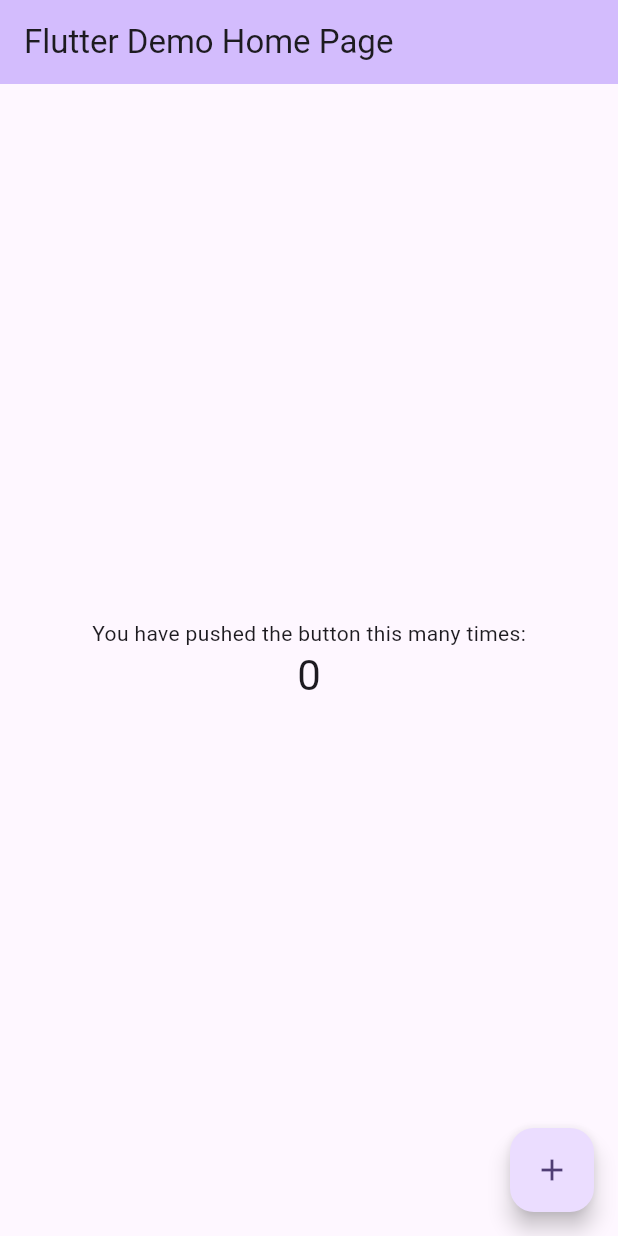
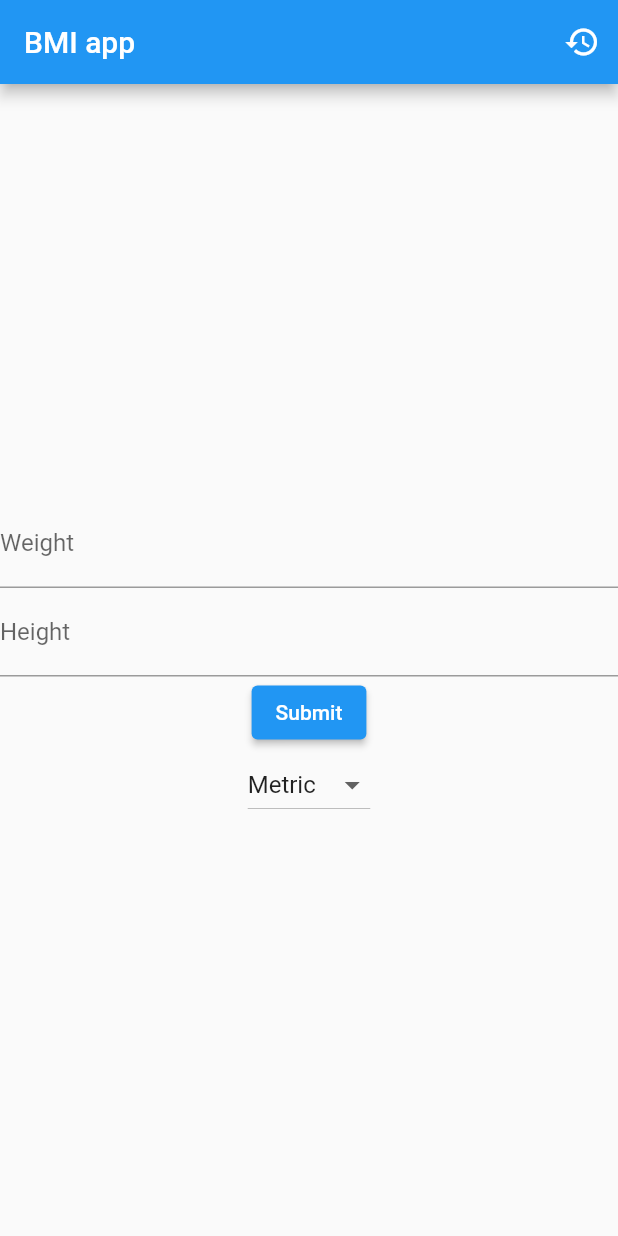
Before and after one commit to sunba23/bmi, a Flutter app: the screen it shows after launch, on a phone screen of 412 x 824 dp. Run offline on Flutter 3.47's test engine with Material 2 defaults, Android fonts, the phone set to English and light mode, and no system bars; our stand-ins replace shared_preferences.

Commit message:
main app logic

```diff
--- /dev/null
+++ b/lib/bmi_form.dart
@@ -0,0 +1,136 @@
+import 'package:flutter/material.dart';
+import 'package:shared_preferences/shared_preferences.dart';
+import 'package:app/bmi_history_object.dart';
+
+class MyCustomForm extends StatefulWidget {
+  const MyCustomForm({super.key, required this.unitSystem});
+
+  final String unitSystem;
+
+  @override
+  MyCustomFormState createState() {
+    return MyCustomFormState();
+  }
+}
+
+class MyCustomFormState extends State<MyCustomForm> {
+
+  final _formKey = GlobalKey<FormState>();
+  final weightController = TextEditingController();
+  final heightController = TextEditingController();
+
+  Future<void> onFormPressed() async {
+    if (_formKey.currentState!.validate()) {
+      ScaffoldMessenger.of(context)
+        .showSnackBar(const SnackBar(
+          content: Text('Processing Data'),
+          duration: Duration(seconds: 1),
+      ));
+    } else {
+      return;
+    }
+
+    print("1");
+    //get the weight and height from the form
+    double weight = double.parse(weightController.text);
+    double height = double.parse(heightController.text);
+
+    print("2");
+    //save the weight and height to shared preferences
+    // SharedPreferences.getInstance().then((prefs) {
+    //   prefs.setDouble('weight', weight);
+    //   prefs.setDouble('height', height);
+    // });
+
+    final SharedPreferences prefs = await SharedPreferences.getInstance();
+    await prefs.setDouble('weight', weight);
+    await prefs.setDouble('height', height);
+
+    print("3");
+    //convert imperial to metric and calculate bmi
+    if (widget.unitSystem == 'imperial') {
+      weight = 0.453592 * weight; // lbs to kg
+      height = 2.54 * height; // in to cm
+    }
+    double result = weight / ((height / 100) * (height / 100));
+
+    print("4");
+    //create a BmiHistoryObject and use its jsonify method
+    BmiHistoryObject historyObject = BmiHistoryObject(
+      weight: weight,
+      height: height,
+      result: result,
+      date: DateTime.now().toString(),
+      system: widget.unitSystem,
+    );
+    String jsonifiedHistoryObject = historyObject.jsonify();
+
+    print("5");
+    //save the json string to shared preferences
+    SharedPreferences.getInstance().then((prefs) {
+      List<String>? history = prefs.getStringList('history');
+      history ??= [];
+      history.add(jsonifiedHistoryObject);
+      prefs.setStringList('history', history);
+    });
+
+    //print the history from shared prefs
+    SharedPreferences.getInstance().then((prefs) {
+      List<String>? history = prefs.getStringList('history');
+      print("history is");
+      print(history);
+    });
+
+    print("6");
+    // display the result
+    displayResult(result);
+  }
+
+  void displayResult(double result) {
+    String resultString = result.toStringAsFixed(2);
+    // return Text('Your BMI is $resultString');
+    ScaffoldMessenger.of(context)
+        .showSnackBar(SnackBar(content: Text(resultString)));
+  }
+
+  @override
+  Widget build(BuildContext context) {
+    return Form(
+      key: _formKey,
+      child: Column(
+        children: <Widget>[
+          TextFormField(
+            controller: weightController,
+            decoration: const InputDecoration(
+              border: UnderlineInputBorder(),
+              labelText: 'Weight',
+            ),
+            validator: (value) {
+              if (value == null || value.isEmpty || double.tryParse(value) == null) {
+                return 'Please enter a valid weight';
+              }
+              return null;
+            },
+          ),
+          TextFormField(
+            controller: heightController,
+            decoration: const InputDecoration(
+              border: UnderlineInputBorder(),
+              labelText: 'Height',
+            ),
+            validator: (value) {
+              if (value == null || value.isEmpty || double.tryParse(value) == null) {
+                return 'Please enter a valid height';
+              }
+              return null;
+            },
+          ),
+          ElevatedButton(
+            onPressed: onFormPressed,
+            child: const Text('Submit'),
+          ),
+        ],
+      ),
+    );
+  }
+}
--- /dev/null
+++ b/lib/bmi_history_object.dart
@@ -0,0 +1,32 @@
+import 'dart:convert';
+
+class BmiHistoryObject {
+  final String date;
+  final double weight;
+  final double height;
+  final double result;
+  final String system;
+
+  const BmiHistoryObject({
+    required this.date,
+    required this.weight,
+    required this.height,
+    required this.result,
+    required this.system,
+  });
+
+  factory BmiHistoryObject.fromJson(String jsonString) {
+    Map<String, dynamic> map = json.decode(jsonString);
+    return BmiHistoryObject(
+      date: map['date'],
+      weight: map['weight'],
+      height: map['height'],
+      result: double.parse(map['result']),
+      system: map['system'],
+    );
+  }
+
+  String jsonify() {
+    return '{"date": "$date", "weight": $weight, "height": $height, "result": "$result", "system": "$system"}';
+  }
+}
--- /dev/null
+++ b/lib/bmi_history_widget.dart
@@ -0,0 +1,16 @@
+import 'package:flutter/material.dart';
+import 'package:app/bmi_history_object.dart';
+
+Widget bmiHistoryWidget(BmiHistoryObject bmiHistoryObject) {
+  return Padding(
+    padding: const EdgeInsets.all(8.0),
+    child: Card(
+      child: ListTile(
+        title: Text(bmiHistoryObject.date),
+        subtitle: bmiHistoryObject.system == 'metric' ?
+            Text('Weight: ${bmiHistoryObject.weight} kg, Height: ${bmiHistoryObject.height} cm, Result: ${bmiHistoryObject.result}')
+          : Text('Weight: ${bmiHistoryObject.weight} lbs, Height: ${bmiHistoryObject.height} in, Result: ${bmiHistoryObject.result}'),
+      ),
+    ),
+  );
+}
--- a/lib/main.dart
+++ b/lib/main.dart
@@ -1,125 +1,24 @@
+import 'package:app/pages/history_page.dart';
+import 'package:app/pages/home_page.dart';
 import 'package:flutter/material.dart';
 
-void main() {
+void main() async {
+  WidgetsFlutterBinding.ensureInitialized();
   runApp(const MyApp());
 }
 
 class MyApp extends StatelessWidget {
   const MyApp({super.key});
 
-  // This widget is the root of your application.
   @override
   Widget build(BuildContext context) {
     return MaterialApp(
-      title: 'Flutter Demo',
-      theme: ThemeData(
-        // This is the theme of your application.
-        //
-        // TRY THIS: Try running your application with "flutter run". You'll see
-        // the application has a blue toolbar. Then, without quitting the app,
-        // try changing the seedColor in the colorScheme below to Colors.green
-        // and then invoke "hot reload" (save your changes or press the "hot
-        // reload" button in a Flutter-supported IDE, or press "r" if you used
-        // the command line to start the app).
-        //
-        // Notice that the counter didn't reset back to zero; the application
-        // state is not lost during the reload. To reset the state, use hot
-        // restart instead.
-        //
-        // This works for code too, not just values: Most code changes can be
-        // tested with just a hot reload.
-        colorScheme: ColorScheme.fromSeed(seedColor: Colors.deepPurple),
-        useMaterial3: true,
-      ),
-      home: const MyHomePage(title: 'Flutter Demo Home Page'),
+      title: 'BMI app',
+      debugShowCheckedModeBanner: false,
+      home: const MyHomePage(title: 'BMI app'),
+      routes: {
+        '/history': (context) => const HistoryPage(title: 'History page'),
+      },
     );
   }
 }
-
-class MyHomePage extends StatefulWidget {
-  const MyHomePage({super.key, required this.title});
-
-  // This widget is the home page of your application. It is stateful, meaning
-  // that it has a State object (defined below) that contains fields that affect
-  // how it looks.
-
-  // This class is the configuration for the state. It holds the values (in this
-  // case the title) provided by the parent (in this case the App widget) and
-  // used by the build method of the State. Fields in a Widget subclass are
-  // always marked "final".
-
-  final String title;
-
-  @override
-  State<MyHomePage> createState() => _MyHomePageState();
-}
-
-class _MyHomePageState extends State<MyHomePage> {
-  int _counter = 0;
-
-  void _incrementCounter() {
-    setState(() {
-      // This call to setState tells the Flutter framework that something has
-      // changed in this State, which causes it to rerun the build method below
-      // so that the display can reflect the updated values. If we changed
-      // _counter without calling setState(), then the build method would not be
-      // called again, and so nothing would appear to happen.
-      _counter++;
-    });
-  }
-
-  @override
-  Widget build(BuildContext context) {
-    // This method is rerun every time setState is called, for instance as done
-    // by the _incrementCounter method above.
-    //
-    // The Flutter framework has been optimized to make rerunning build methods
-    // fast, so that you can just rebuild anything that needs updating rather
-    // than having to individually change instances of widgets.
-    return Scaffold(
-      appBar: AppBar(
-        // TRY THIS: Try changing the color here to a specific color (to
-        // Colors.amber, perhaps?) and trigger a hot reload to see the AppBar
-        // change color while the other colors stay the same.
-        backgroundColor: Theme.of(context).colorScheme.inversePrimary,
-        // Here we take the value from the MyHomePage object that was created by
-        // the App.build method, and use it to set our appbar title.
-        title: Text(widget.title),
-      ),
-      body: Center(
-        // Center is a layout widget. It takes a single child and positions it
-        // in the middle of the parent.
-        child: Column(
-          // Column is also a layout widget. It takes a list of children and
-          // arranges them vertically. By default, it sizes itself to fit its
-          // children horizontally, and tries to be as tall as its parent.
-          //
-          // Column has various properties to control how it sizes itself and
-          // how it positions its children. Here we use mainAxisAlignment to
-          // center the children vertically; the main axis here is the vertical
-          // axis because Columns are vertical (the cross axis would be
-          // horizontal).
-          //
-          // TRY THIS: Invoke "debug painting" (choose the "Toggle Debug Paint"
-          // action in the IDE, or press "p" in the console), to see the
-          // wireframe for each widget.
-          mainAxisAlignment: MainAxisAlignment.center,
-          children: <Widget>[
-            const Text(
-              'You have pushed the button this many times:',
-            ),
-            Text(
-              '$_counter',
-              style: Theme.of(context).textTheme.headlineMedium,
-            ),
-          ],
-        ),
-      ),
-      floatingActionButton: FloatingActionButton(
-        onPressed: _incrementCounter,
-        tooltip: 'Increment',
-        child: const Icon(Icons.add),
-      ), // This trailing comma makes auto-formatting nicer for build methods.
-    );
-  }
-}
--- /dev/null
+++ b/lib/pages/home_page.dart
@@ -0,0 +1,85 @@
+import 'package:flutter/material.dart';
+import 'package:app/bmi_form.dart';
+import 'package:shared_preferences/shared_preferences.dart';
+
+class MyHomePage extends StatefulWidget {
+  const MyHomePage({super.key, required this.title});
+
+  final String title;
+
+  @override
+  State<MyHomePage> createState() => _MyHomePageState();
+}
+
+class _MyHomePageState extends State<MyHomePage> {
+
+  String unitSystem = 'metric';
+
+  void onUnitSystemChanged(String value) {
+    SharedPreferences.getInstance().then((prefs) {
+      prefs.setString('unitSystem', value);
+    });
+    setState(() {
+      unitSystem = value; //maybe not needed
+    });
+  }
+
+  @override
+  void initState() {
+    SharedPreferences.getInstance().then((prefs) {
+      String? unitSystem = prefs.getString('unitSystem');
+      if (unitSystem != null) {
+        setState(() {
+          unitSystem = unitSystem;
+        });
+      }
+    });
+    super.initState();
+  }
+
+  void goToHistory() {
+    Navigator.pushNamed(context, '/history');
+  }
+
+  @override
+  Widget build(BuildContext context) {
+    return Scaffold(
+      appBar: AppBar(
+        title: Text(widget.title),
+        actions: <Widget>[
+          IconButton(
+            onPressed: goToHistory,
+            icon: const Icon(
+              Icons.history,
+              color: Colors.white,
+              ),
+            ),
+        ],
+      ),
+      body: Center(
+        child: Column(
+          mainAxisAlignment: MainAxisAlignment.center,
+          children: [
+            MyCustomForm(unitSystem: unitSystem),
+            DropdownButton(
+              value: unitSystem,
+              items: const [
+                DropdownMenuItem(
+                  value: 'metric',
+                  child: Text('Metric'),
+                ),
+                DropdownMenuItem(
+                  value: 'imperial',
+                  child: Text('Imperial'),
+                ),
+              ],
+              onChanged: (String? value) {
+                onUnitSystemChanged(value!);
+              },
+            )
+          ]
+        )
+      ),
+    );
+  }
+}
--- a/pubspec.yaml
+++ b/pubspec.yaml
@@ -31,10 +31,10 @@ dependencies:
   flutter:
     sdk: flutter
 
-
   # The following adds the Cupertino Icons font to your application.
   # Use with the CupertinoIcons class for iOS style icons.
   cupertino_icons: ^1.0.2
+  shared_preferences: ^2.2.1
 
 dev_dependencies:
   flutter_test:
```
Also changed, not shown: lib/pages/history_page.dart (added, +75 -0 lines), pubspec.lock, 1 other file.
